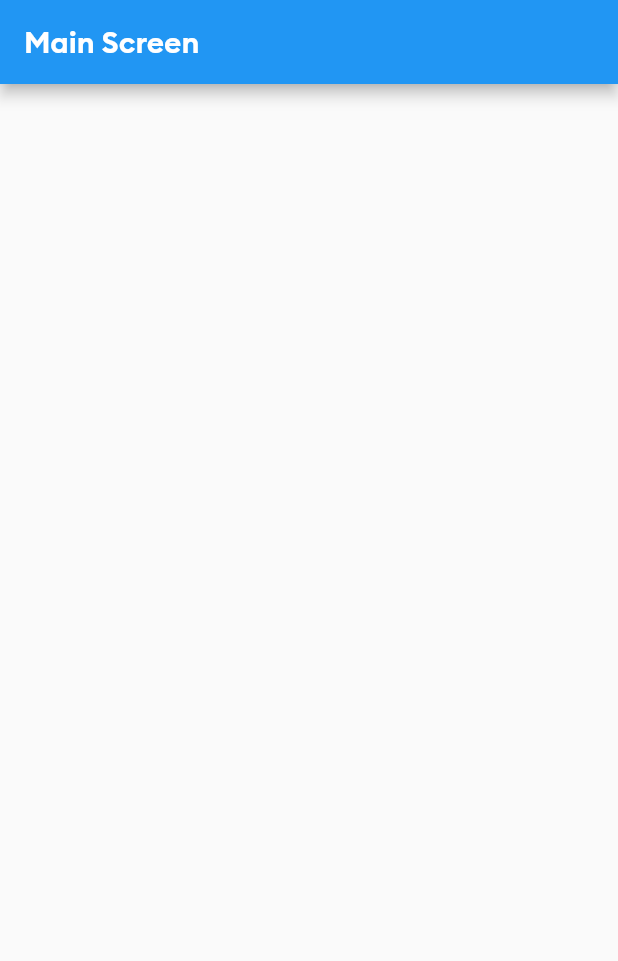
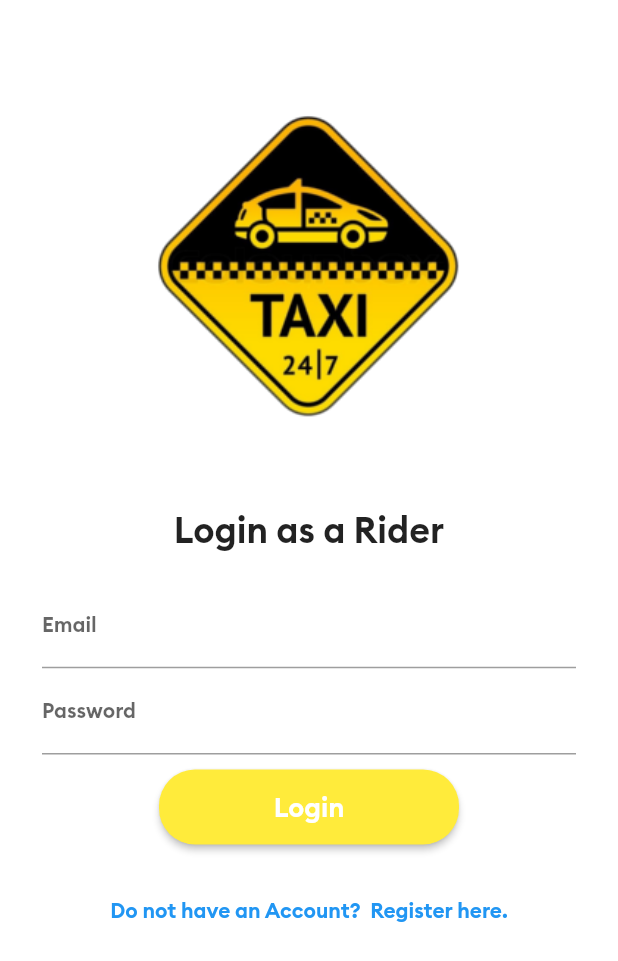
Before and after one commit to NEMO2345/ThucTapChuyenMon, a Flutter app: the screen it shows after launch, on a phone screen of 412 x 824 dp. Shown: the top 961 px of the screen. Run offline on Flutter 3.47's test engine with Material 2 defaults, Android fonts, the phone set to English and light mode, and no system bars.

Commit message:
create login page

```diff
--- /dev/null
+++ b/rider_app/lib/AllScreens/loginScreen.dart
@@ -0,0 +1,110 @@
+import 'package:flutter/material.dart';
+
+class LoginScreen extends StatefulWidget {
+  const LoginScreen({Key? key}) : super(key: key);
+
+  @override
+  _LoginScreenState createState() => _LoginScreenState();
+}
+
+class _LoginScreenState extends State<LoginScreen> {
+  @override
+  Widget build(BuildContext context) {
+    return Scaffold(
+      backgroundColor: Colors.white,
+      body: SingleChildScrollView(
+        child: Padding(
+          padding: EdgeInsets.all(8.0),
+          child: Column(
+            children: [
+              SizedBox(height: 45.0),
+              Image(
+                image: AssetImage("images/logo.png"),
+                width: 390.0,
+                height: 250.0,
+                alignment: Alignment.center,
+              ),
+              SizedBox(height: 35.0),
+              Text(
+                "Login as a Rider",
+                style: TextStyle(fontSize: 24.0, fontFamily: "Brand Bold"),
+                textAlign: TextAlign.center,
+              ),
+              Padding(
+                padding: EdgeInsets.all(20.0),
+                child: Column(
+                  children: [
+                    SizedBox(height: 1.0),
+                    TextField(
+                      keyboardType: TextInputType.emailAddress,
+                      decoration: InputDecoration(
+                        labelText: "Email",
+                        labelStyle: TextStyle(
+                          fontSize: 14.0,
+                        ),
+                        hintStyle: TextStyle(
+                          color: Colors.grey,
+                          fontSize: 10.0,
+                        ),
+                      ),
+                      style: TextStyle(
+                        fontSize: 14.0,
+                      ),
+                    ),
+                    SizedBox(height: 1.0),
+                    TextField(
+                      obscureText: true,
+                      decoration: InputDecoration(
+                        labelText: "Password",
+                        labelStyle: TextStyle(
+                          fontSize: 14.0,
+                        ),
+                        hintStyle: TextStyle(
+                          color: Colors.grey,
+                          fontSize: 10.0,
+                        ),
+                      ),
+                      style: TextStyle(fontSize: 14.0),
+
+                    ),
+
+                    SizedBox(height: 10.0,),
+                    ElevatedButton(
+                      style: ElevatedButton.styleFrom(
+                        primary: Colors.yellow,
+                        onPrimary: Colors.white,
+                        shape: RoundedRectangleBorder(
+                          borderRadius: BorderRadius.circular(24.0),
+                        ),
+                        minimumSize: Size(200.0, 50.0),
+                      ),
+                      onPressed:(){
+                        print("Loggedin button clicked");
+                      },
+                      child: Text(
+                        "Login",
+                        style: TextStyle(fontSize: 18.0,fontFamily: "Brand Bold"),
+                      ),
+                    ),
+
+                  ],
+                ),
+              ),
+
+              TextButton(
+                onPressed:()
+                {
+                  print("clicked");
+                },
+                child: Text(
+                  "Do not have an Account?  Register here.",
+                ),
+              ),
+
+            ],
+          ),
+        ),
+      ),
+    );
+  }
+}
--- a/rider_app/lib/main.dart
+++ b/rider_app/lib/main.dart
@@ -1,4 +1,5 @@
 import 'package:flutter/material.dart';
+import 'package:rider_app/AllScreens/loginScreen.dart';
 import 'package:rider_app/AllScreens/mainscreen.dart';
 
 void main() {
@@ -11,13 +12,13 @@
   @override
   Widget build(BuildContext context) {
     return MaterialApp(
-      title: 'Flutter Demo',
+      title: 'Taxi Rider App',
       theme: ThemeData(
         fontFamily: "Brand Bold",
         primarySwatch: Colors.blue,//The banner color
         visualDensity: VisualDensity.adaptivePlatformDensity,
       ),
-      home: MainScreen(),
+      home: LoginScreen(),
       debugShowCheckedModeBanner: false,//Remove the banner
     );
   }
```
